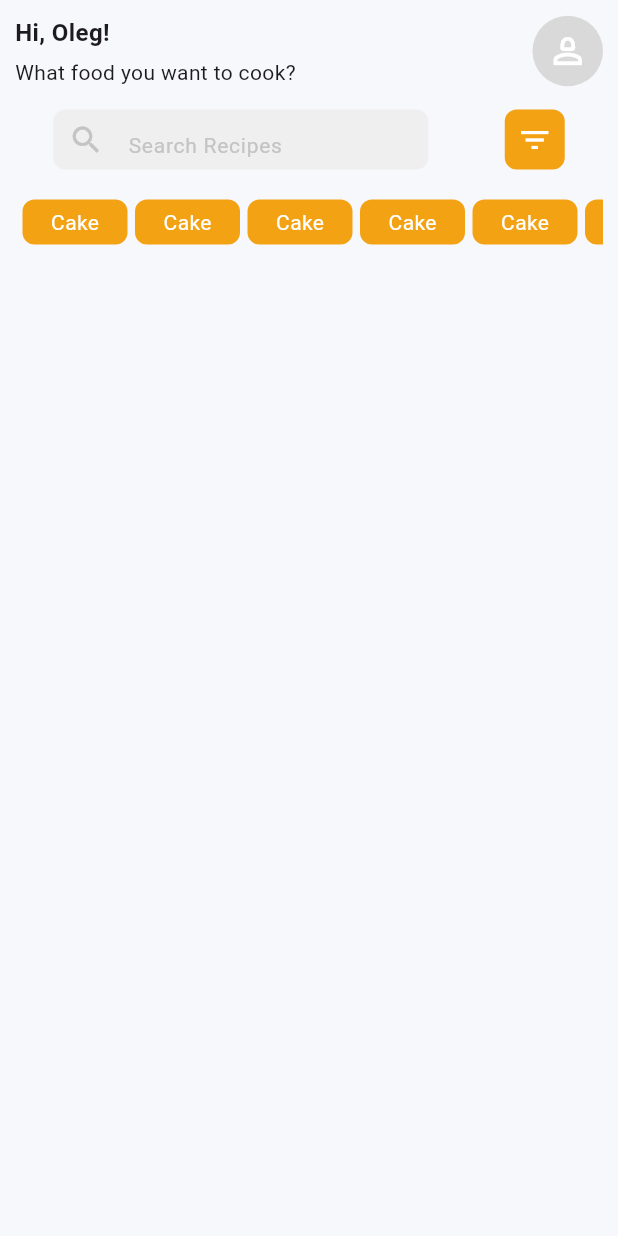
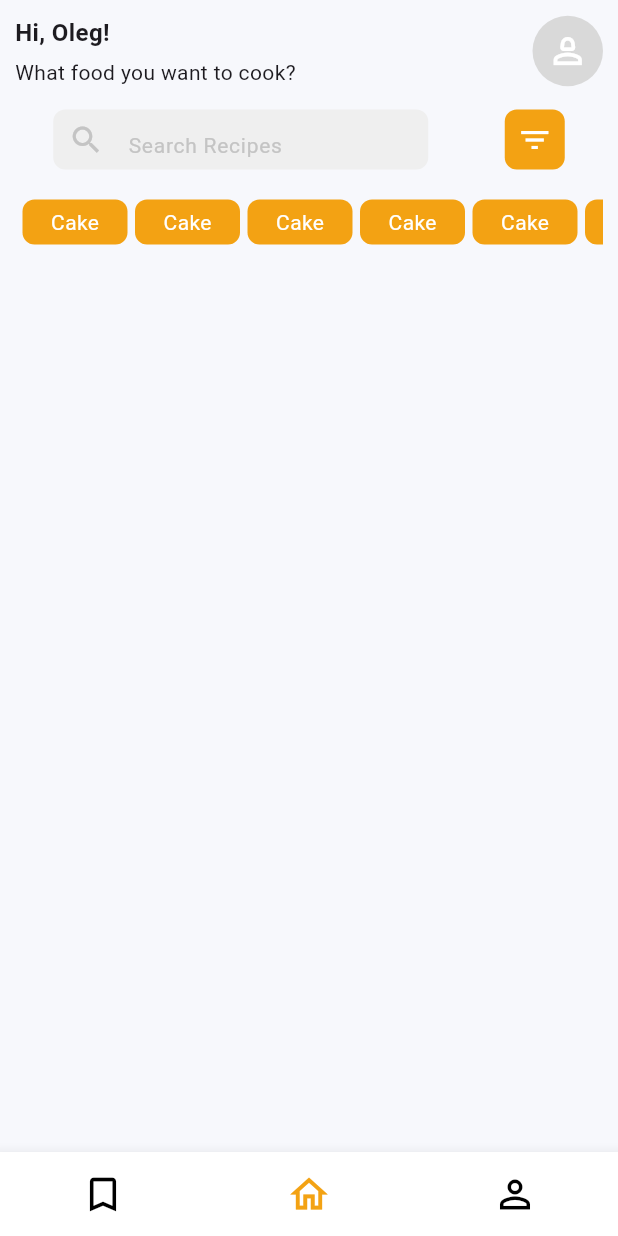
Before and after one commit to PiuPauxD/recipe_application, a Flutter app: the screen it shows after launch, on a phone screen of 412 x 824 dp. Run offline on Flutter 3.47's test engine with Material 3 defaults, Android fonts, the phone set to English and light mode, and no system bars; drawn by our look-alikes of custom_navigation_bar.

Commit message:
added navBar

```diff
--- a/lib/main.dart
+++ b/lib/main.dart
@@ -1,11 +1,11 @@
 import 'package:flutter/material.dart';
-import 'package:recipe_application/screens/home_screen.dart';
+import 'package:recipe_application/screens/navigation_bar.dart';
 
 void main() {
   runApp(
     const MaterialApp(
       debugShowCheckedModeBanner: false,
-      home: HomeScreen(),
+      home: NavBar(),
     ),
   );
 }
--- /dev/null
+++ b/lib/screens/navigation_bar.dart
@@ -0,0 +1,54 @@
+import 'package:custom_navigation_bar/custom_navigation_bar.dart';
+import 'package:flutter/material.dart';
+import 'package:recipe_application/constants.dart';
+import 'package:recipe_application/screens/home_screen.dart';
+
+class NavBar extends StatefulWidget {
+  const NavBar({super.key});
+
+  @override
+  State<NavBar> createState() => _NavBarState();
+}
+
+class _NavBarState extends State<NavBar> {
+  List screen = [
+    const HomeScreen(),
+    const HomeScreen(),
+    const HomeScreen(),
+  ];
+
+  int currentIndex = 1;
+
+  void onTap(int index) {
+    setState(() {
+      currentIndex = index;
+    });
+  }
+
+  @override
+  Widget build(BuildContext context) {
+    return Scaffold(
+      body: screen[currentIndex],
+      extendBody: true,
+      bottomNavigationBar: CustomNavigationBar(
+        iconSize: 30.0,
+        selectedColor: buttons,
+        unSelectedColor: Colors.black,
+        strokeColor: buttons,
+        items: [
+          CustomNavigationBarItem(
+            icon: const Icon(Icons.bookmark_outline_outlined),
+          ),
+          CustomNavigationBarItem(
+            icon: const Icon(Icons.home_outlined),
+          ),
+          CustomNavigationBarItem(
+            icon: const Icon(Icons.person_outline_outlined),
+          ),
+        ],
+        currentIndex: currentIndex,
+        onTap: onTap,
+      ),
+    );
+  }
+}
--- a/pubspec.yaml
+++ b/pubspec.yaml
@@ -35,6 +35,7 @@ dependencies:
   # The following adds the Cupertino Icons font to your application.
   # Use with the CupertinoIcons class for iOS style icons.
   cupertino_icons: ^1.0.2
+  custom_navigation_bar: ^0.8.2
 
 dev_dependencies:
   flutter_test:
```
Also changed, not shown: pubspec.lock.
